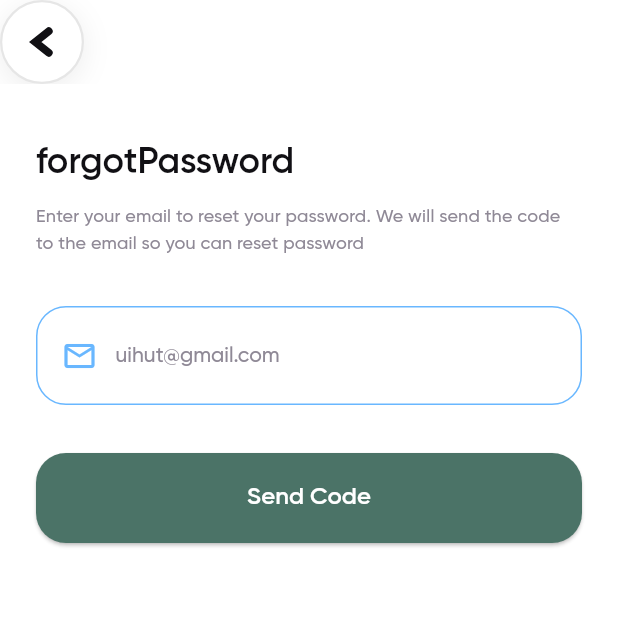
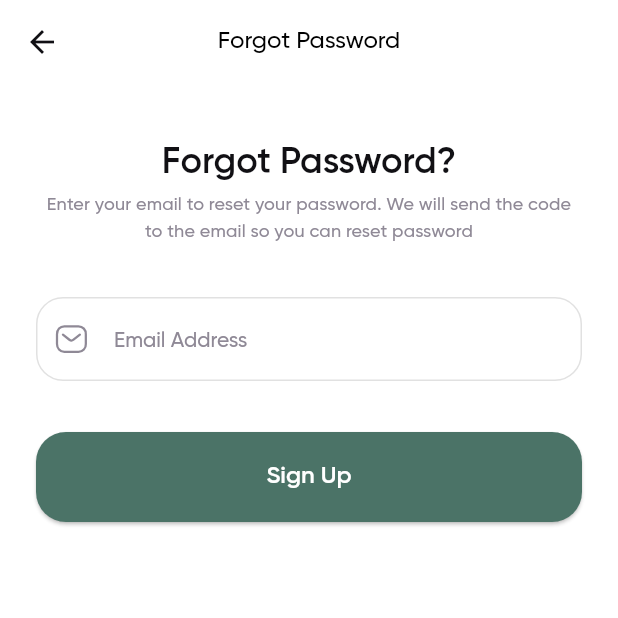
Before and after one commit to hasanoz07/oz_vpn, a Flutter app: the ForgotPasswordScreen screen opened by its route, on a phone screen of 412 x 824 dp, the top half of it. Run offline on Flutter 3.47's test engine with Material 3 defaults, Android fonts, the phone set to English and light mode, and no system bars; our stand-ins replace firebase_auth, firebase_core, flutter_bounceable, flutter_screenutil, flutter_svg, get and 2 more; accounts and stored records are empty.

Commit message:
forgot password ui finish

```diff
--- a/assets/langs/en.json
+++ b/assets/langs/en.json
@@ -15,6 +15,9 @@
     "password": "Password",
     "confirmPassword": "Confirm Password",
     "forgotPassword": "Forgot Password?",
+    "forgotPasswordTitle": "Forgot Password",
+    "forgotPasswordDescription": "Enter your email to reset your password. We will send the code to the email so you can reset password",
+    "sendCode": "Send Code",
     "loginButton": "Log In",
     "signUpButton": "Sign Up"
 }
--- a/lib/modules/forgot_password/forgot_password_controller.dart
+++ b/lib/modules/forgot_password/forgot_password_controller.dart
@@ -4,11 +4,24 @@
 
 class ForgotPasswordController extends GetxController {
   final constants = ConstantsInstances.instance;
-  final emailController = TextEditingController();
+  late Rx<TextEditingController> emailController;
+  late FocusNode emailFocusNode;
+  RxBool emailFieldFocused = false.obs;
+
+  @override
+  void onInit() {
+    emailController = TextEditingController().obs;
+    emailFocusNode =
+        FocusNode()..addListener(() {
+          emailFieldFocused.value = emailFocusNode.hasFocus;
+        });
+    super.onInit();
+  }
 
   @override
   void onClose() {
-    emailController.dispose();
+    emailController.value.dispose();
+    emailFocusNode.dispose();
     super.onClose();
   }
 }
--- a/lib/modules/forgot_password/forgot_password_screen.dart
+++ b/lib/modules/forgot_password/forgot_password_screen.dart
@@ -2,7 +2,7 @@ import 'package:flutter/material.dart';
 import 'package:flutter_screenutil/flutter_screenutil.dart';
 import 'package:get/get.dart';
 import 'package:oz_vpn/modules/forgot_password/forgot_password_controller.dart';
-import 'package:oz_vpn/shared/widgets/global_back_button.dart';
+import 'package:oz_vpn/shared/widgets/email_form_field.dart';
 
 class ForgotPasswordScreen extends GetView<ForgotPasswordController> {
   const ForgotPasswordScreen({super.key});
@@ -10,76 +10,34 @@ class ForgotPasswordScreen extends GetView<ForgotPasswordController> {
   @override
   Widget build(BuildContext context) {
     return Scaffold(
-      backgroundColor: controller.constants.colors.white,
-      appBar: AppBar(
-        backgroundColor: controller.constants.colors.white,
-        elevation: 0,
-        leading: const GlobalBackButton(),
-      ),
+      resizeToAvoidBottomInset: false,
+      appBar: AppBar(title: Text(controller.constants.strings.forgotPasswordTitle.tr)),
       body: Padding(
         padding: controller.constants.paddings.horizontal + controller.constants.paddings.vertical,
         child: Column(
-          crossAxisAlignment: CrossAxisAlignment.start,
           children: [
             SizedBox(height: 24.h),
             Text(
-              controller.constants.strings.forgotPassword,
+              controller.constants.strings.forgotPassword.tr,
               style: controller.constants.textStyles.heading1.copyWith(color: controller.constants.colors.appBlack),
             ),
-            SizedBox(height: 16.h),
+            SizedBox(height: 8.h),
             Text(
-              'Enter your email to reset your password. We will send the code to the email so you can reset password',
+              controller.constants.strings.forgotPasswordDescription.tr,
+              textAlign: TextAlign.center,
               style: controller.constants.textStyles.paragraph1.copyWith(color: controller.constants.colors.gray),
             ),
-            SizedBox(height: 32.h),
-            Container(
-              decoration: BoxDecoration(
-                color: controller.constants.colors.white,
-                borderRadius: controller.constants.borderRadius.radiusAll20,
-                border: Border.all(color: controller.constants.colors.secondary),
-              ),
-              padding: EdgeInsets.symmetric(horizontal: 16.w, vertical: 8.h),
-              child: Row(
-                children: [
-                  Icon(Icons.email_outlined, color: controller.constants.colors.secondary),
-                  SizedBox(width: 12.w),
-                  Expanded(
-                    child: TextField(
-                      controller: controller.emailController,
-                      style: controller.constants.textStyles.fieldText1.copyWith(
-                        color: controller.constants.colors.appBlack,
-                      ),
-                      decoration: InputDecoration(
-                        border: InputBorder.none,
-                        hintText: 'uihut@gmail.com',
-                        hintStyle: controller.constants.textStyles.fieldText1.copyWith(
-                          color: controller.constants.colors.gray,
-                        ),
-                      ),
-                    ),
-                  ),
-                ],
-              ),
+            SizedBox(height: 24.h),
+            EmailFormField(
+              textEditingController: controller.emailController,
+              focusNode: controller.emailFocusNode,
+              hasFocus: controller.emailFieldFocused,
             ),
-            SizedBox(height: 32.h),
-            SizedBox(
-              width: double.infinity,
-              child: ElevatedButton(
-                onPressed: () {},
-                style: ElevatedButton.styleFrom(
-                  backgroundColor: controller.constants.colors.primary,
-                  shape: RoundedRectangleBorder(borderRadius: controller.constants.borderRadius.radiusAll20),
-                  padding: EdgeInsets.symmetric(vertical: 16.h),
-                ),
-                child: Text(
-                  'Send Code',
-                  style: controller.constants.textStyles.fieldText2.copyWith(color: controller.constants.colors.white),
-                ),
-              ),
+            SizedBox(height: 24.h),
+            ElevatedButton(
+              onPressed: () {},
+              child: Text(controller.constants.strings.signUp.tr, style: controller.constants.textStyles.fieldText2),
             ),
-            const Spacer(),
-            // Klavye görseli yerine boşluk bırakıldı. Gerçek klavye için ek bir şey yapılmadı.
-            SizedBox(height: 24.h),
           ],
         ),
       ),
--- a/lib/shared/constants/strings.dart
+++ b/lib/shared/constants/strings.dart
@@ -25,7 +25,10 @@ final class AppStrings {
   String get email => 'email';
   String get password => 'password';
   String get confirmPassword => 'confirmPassword';
+  String get forgotPasswordTitle => 'forgotPasswordTitle';
   String get forgotPassword => 'forgotPassword';
+  String get forgotPasswordDescription => 'forgotPasswordDescription';
+  String get sendCode => 'sendCode';
   String get loginButton => 'loginButton';
   String get signUpButton => 'signUpButton';
 }
--- a/lib/shared/constants/text_styles.dart
+++ b/lib/shared/constants/text_styles.dart
@@ -64,6 +64,13 @@ final class AppTextStyles {
     fontFamily: AppFonts.gilroySemiBold.value,
     color: AppColors.instance.white,
   );
+  TextStyle get heading7 => TextStyle(
+    fontSize: 16.sp,
+    height: 1,
+    letterSpacing: 0,
+    fontFamily: AppFonts.gilroyMedium.value,
+    color: AppColors.instance.black,
+  );
   //?Fild Texts
   TextStyle get fieldText1 => TextStyle(
     fontSize: 14.sp,
--- a/lib/shared/enums/app_icons.dart
+++ b/lib/shared/enums/app_icons.dart
@@ -8,6 +8,7 @@ enum AppIcons {
   email('email'),
   lock('lock'),
   eye('eye'),
+  backArrow('back_arrow'),
   play('play');
 
   const AppIcons(this.value);
--- a/lib/shared/themes/light_theme.dart
+++ b/lib/shared/themes/light_theme.dart
@@ -2,18 +2,22 @@ import 'package:flutter/material.dart';
 import 'package:flutter_screenutil/flutter_screenutil.dart';
 import 'package:oz_vpn/shared/constants/border_radius.dart';
 import 'package:oz_vpn/shared/constants/colors.dart';
+import 'package:oz_vpn/shared/constants/constants_instances.dart';
 import 'package:oz_vpn/shared/constants/fonts.dart';
+import 'package:oz_vpn/shared/constants/text_styles.dart';
 
 final class LightTheme {
   LightTheme._();
 
   static final LightTheme instance = LightTheme._();
+  final constants = ConstantsInstances.instance;
 
   final ThemeData lightTheme = ThemeData(
     appBarTheme: AppBarTheme(
       centerTitle: true,
       backgroundColor: AppColors.instance.white,
       elevation: 0,
+      titleTextStyle: AppTextStyles.instance.heading7,
       iconTheme: IconThemeData(color: AppColors.instance.appBlack),
     ),
     brightness: Brightness.light,
--- a/lib/shared/widgets/global_back_button.dart
+++ b/lib/shared/widgets/global_back_button.dart
@@ -2,69 +2,30 @@ import 'package:flutter/material.dart';
 import 'package:flutter_screenutil/flutter_screenutil.dart';
 import 'package:get/get.dart';
 import 'package:oz_vpn/shared/constants/constants_instances.dart';
+import 'package:oz_vpn/shared/enums/app_icons.dart';
 
 class GlobalBackButton extends StatelessWidget {
-  const GlobalBackButton({super.key, this.onTap, this.backgroundColor, this.iconColor, this.size});
+  const GlobalBackButton({super.key, this.onTap, this.backgroundColor, this.iconColor});
   final VoidCallback? onTap;
   final Color? backgroundColor;
   final Color? iconColor;
-  final double? size;
 
   @override
   Widget build(BuildContext context) {
     final constants = ConstantsInstances.instance;
-    final effectiveSize = size ?? 40.w;
-    return Material(
-      color: Colors.transparent,
+    return Padding(
+      padding: EdgeInsets.all(8.sp),
       child: InkWell(
-        borderRadius: BorderRadius.circular(effectiveSize / 2),
         onTap: onTap ?? Get.back,
         child: Container(
-          width: effectiveSize,
-          height: effectiveSize,
           decoration: BoxDecoration(
-            color: backgroundColor ?? constants.colors.white,
+            color: backgroundColor ?? Colors.white,
             shape: BoxShape.circle,
             border: Border.all(color: const Color(0xFFE6E6E6), width: 1.5),
-            // ignore: deprecated_member_use
-            boxShadow: [BoxShadow(color: Colors.black.withOpacity(0.07), blurRadius: 16, offset: const Offset(0, 4))],
           ),
-          child: Center(
-            child: CustomPaint(
-              size: Size.square(effectiveSize * 0.45),
-              painter: _BackArrowPainter(
-                color: iconColor ?? constants.colors.appBlack,
-                strokeWidth: effectiveSize * 0.13,
-              ),
-            ),
-          ),
+          child: Center(child: AppIcons.backArrow.svgWithAttiributes(color: iconColor ?? constants.colors.appBlack)),
         ),
       ),
     );
   }
 }
-
-class _BackArrowPainter extends CustomPainter {
-  _BackArrowPainter({required this.color, required this.strokeWidth});
-  final Color color;
-  final double strokeWidth;
-
-  @override
-  void paint(Canvas canvas, Size size) {
-    final paint =
-        Paint()
-          ..color = color
-          ..strokeWidth = strokeWidth
-          ..strokeCap = StrokeCap.round
-          ..style = PaintingStyle.stroke;
-    // Figma'daki gibi kısa ve kalın bir sol ok
-    final path = Path();
-    path.moveTo(size.width * 0.75, size.height * 0.1);
-    path.lineTo(size.width * 0.25, size.height * 0.5);
-    path.lineTo(size.width * 0.75, size.height * 0.9);
-    canvas.drawPath(path, paint);
-  }
-
-  @override
-  bool shouldRepaint(covariant CustomPainter oldDelegate) => false;
-}
```
Also changed, not shown: assets/icons/back_arrow.svg (added).
